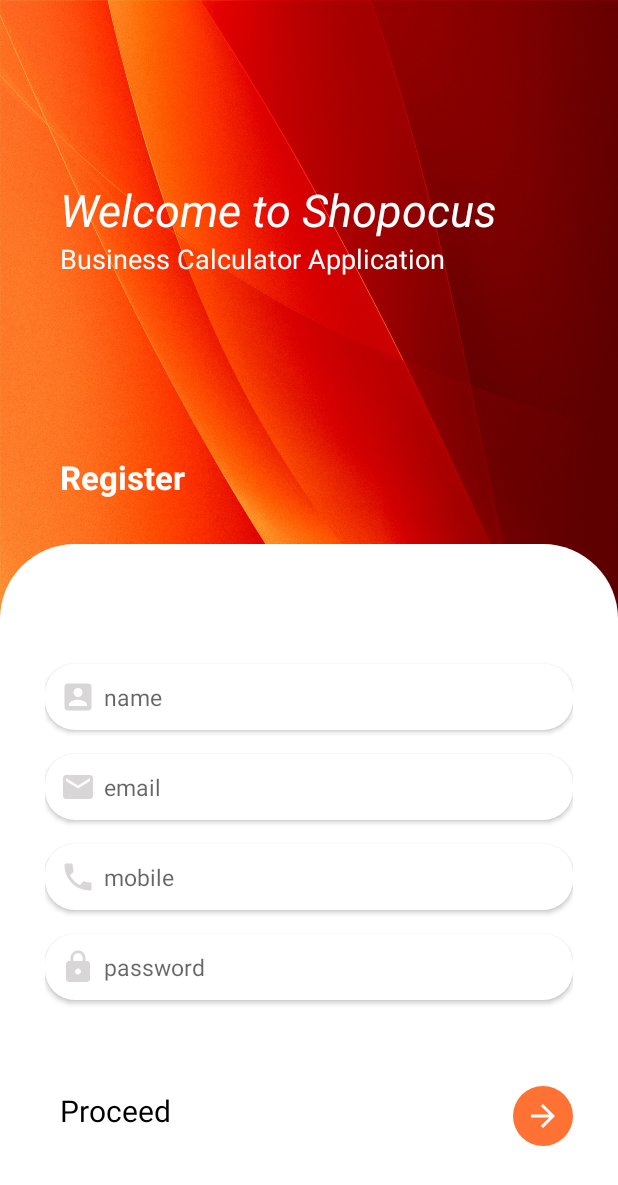
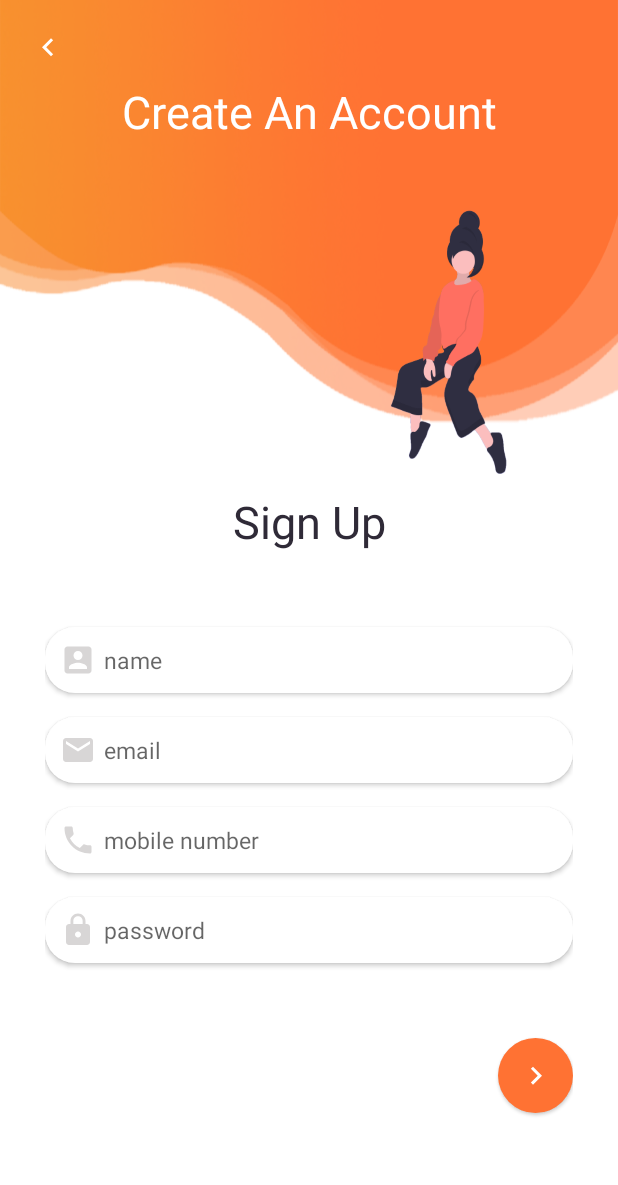
Before and after one commit to shopocus/ecommerce-calculator-app, an Android app: the RegistrationActivity screen opened directly, with no data from a screen before it, on a phone screen of 412 x 824 dp. Shown: the top 1185 px of the screen. Run offline under Robolectric (Android 15) with nearby library versions, the phone set to English and light mode, and no system bars.

Commit message:
layout design for registration page

```diff
--- a/app/src/main/java/com/ecommerce/calculator/activities/LoginActivity.java
+++ b/app/src/main/java/com/ecommerce/calculator/activities/LoginActivity.java
@@ -24,8 +24,6 @@ import retrofit2.Response;
 
 public class LoginActivity extends AppCompatActivity implements View.OnClickListener {
 
-    Window window;
-
     private EditText editTextEmail;
     private EditText editTextPassword;
 
@@ -33,11 +31,6 @@ public class LoginActivity extends AppCompatActivity implements View.OnClickList
     protected void onCreate(Bundle savedInstanceState) {
         super.onCreate(savedInstanceState);
         setContentView(R.layout.activity_login);
-
-        if(Build.VERSION.SDK_INT>=21){
-            window=this.getWindow();
-            window.setStatusBarColor(this.getResources().getColor(R.color.orange_theme));
-        }
 
         editTextEmail = findViewById(R.id.editTextEmail);
         editTextPassword = findViewById(R.id.editTextPassword);
--- a/app/src/main/res/layout/activity_login.xml
+++ b/app/src/main/res/layout/activity_login.xml
@@ -7,15 +7,6 @@
     android:layout_height="match_parent"
     android:background="@drawable/wavey5"
     tools:context=".activities.RegistrationActivity">
-
-   <!-- <ImageView
-        android:id="@+id/background"
-        android:layout_width="match_parent"
-        android:layout_height="240dp"
-        android:src="@drawable/homescreen3"
-        app:layout_constraintEnd_toEndOf="parent"
-        app:layout_constraintStart_toStartOf="parent"
-        app:layout_constraintTop_toTopOf="parent" />-->
 
     <ImageButton
         android:id="@+id/backGo"
@@ -52,14 +43,14 @@
         android:id="@+id/constraintLayout"
         android:layout_width="match_parent"
         android:layout_height="wrap_content"
-        android:layout_marginTop="16dp"
         android:padding="30dp"
+        app:layout_constraintBottom_toBottomOf="parent"
         app:layout_constraintEnd_toEndOf="parent"
         app:layout_constraintStart_toStartOf="parent"
         app:layout_constraintTop_toBottomOf="@+id/textView5">
 
         <TextView
-            android:id="@+id/login"
+            android:id="@+id/signUp"
             android:layout_width="match_parent"
             android:layout_height="wrap_content"
             android:gravity="center"
@@ -81,7 +72,7 @@
             android:inputType="textEmailAddress"
             android:padding="10dp"
             android:textSize="15sp"
-            app:layout_constraintTop_toBottomOf="@+id/login" />
+            app:layout_constraintTop_toBottomOf="@+id/signUp" />
 
 
         <EditText
@@ -109,7 +100,7 @@
             app:layout_constraintEnd_toEndOf="@+id/editTextPassword"
             app:layout_constraintTop_toBottomOf="@+id/editTextPassword" />
 
-       <!-- <TextView
+        <!-- <TextView
             android:id="@+id/buttonLogin"
             android:layout_width="match_parent"
             android:layout_height="wrap_content"
@@ -124,7 +115,7 @@
             app:layout_constraintBottom_toBottomOf="parent"
             app:layout_constraintEnd_toEndOf="parent"
             app:layout_constraintStart_toStartOf="parent"
-            app:layout_constraintTop_toBottomOf="@+id/forgetPassword" />-->
+            app:layout_constraintTop_toBottomOf="@+id/forgetPassword" />
 
         <TextView
             android:layout_width="wrap_content"
@@ -135,7 +126,7 @@
             android:layout_marginLeft="16dp"
             app:layout_constraintBottom_toBottomOf="@+id/buttonLogin"
             app:layout_constraintStart_toStartOf="@+id/editTextPassword"
-            app:layout_constraintTop_toTopOf="@+id/buttonLogin" />
+            app:layout_constraintTop_toTopOf="@+id/buttonLogin" />-->
 
         <ImageButton
             android:id="@+id/buttonLogin"
--- a/app/src/main/res/layout/activity_registration.xml
+++ b/app/src/main/res/layout/activity_registration.xml
@@ -5,83 +5,59 @@
     xmlns:tools="http://schemas.android.com/tools"
     android:layout_width="match_parent"
     android:layout_height="match_parent"
-    android:background="@drawable/background_design"
+    android:background="@drawable/wavey5"
     tools:context=".activities.RegistrationActivity">
 
-    <!--<ImageView
-        android:id="@+id/background"
-        android:layout_width="match_parent"
-        android:layout_height="257dp"
-        android:src="@drawable/background_design"
-        app:layout_constraintTop_toTopOf="parent" />-->
-
-
-    <!--<ImageView
-        android:id="@+id/logo"
-        android:layout_width="80dp"
-        android:layout_height="80dp"
-        android:src="@drawable/ic_profile"
-        app:layout_constraintBottom_toTopOf="@+id/sign_up"
-        app:layout_constraintEnd_toEndOf="parent"
-        app:layout_constraintStart_toStartOf="parent"
-        app:layout_constraintTop_toTopOf="@+id/background" />-->
-
-    <androidx.constraintlayout.widget.ConstraintLayout
-        android:id="@+id/constraintLayout3"
+    <ImageButton
+        android:id="@+id/backGo"
         android:layout_width="wrap_content"
         android:layout_height="wrap_content"
-        android:layout_marginLeft="40dp"
-        app:layout_constraintBottom_toTopOf="@+id/textView4"
-        app:layout_constraintStart_toStartOf="parent"
-        app:layout_constraintTop_toTopOf="parent">
-
-        <TextView
-            android:id="@+id/textView3"
-            android:layout_width="wrap_content"
-            android:layout_height="wrap_content"
-            android:text="Welcome to Shopocus"
-            android:textAppearance="@style/Base.TextAppearance.AppCompat.Headline"
-            android:textColor="@color/white"
-            android:textSize="30dp"
-            android:textStyle="italic"
-            app:layout_constraintEnd_toEndOf="parent"
+        android:background="@null"
+        android:src="@drawable/ic_keyboard_arrow_left"
+        android:layout_marginLeft="20dp"
+        android:layout_marginTop="20dp"
         app:layout_constraintStart_toStartOf="parent"
         app:layout_constraintTop_toTopOf="parent" />
 
     <TextView
+        android:id="@+id/heading"
         android:layout_width="wrap_content"
         android:layout_height="wrap_content"
-            android:text="Business Calculator Application"
+        android:text="Create An Account"
         android:textAppearance="@style/Base.TextAppearance.AppCompat.Headline"
         android:textColor="@color/white"
-            android:textSize="18dp"
-            app:layout_constraintStart_toStartOf="@+id/textView3"
-            app:layout_constraintTop_toBottomOf="@+id/textView3" />
-
-    </androidx.constraintlayout.widget.ConstraintLayout>
+        android:textSize="30sp"
+        android:layout_marginTop="10dp"
+        app:layout_constraintTop_toBottomOf="@+id/backGo"
+        app:layout_constraintStart_toStartOf="parent"
+        app:layout_constraintEnd_toEndOf="parent"/>
 
     <TextView
-        android:id="@+id/textView4"
-        android:layout_width="wrap_content"
+        android:id="@+id/textView5"
+        android:layout_width="match_parent"
         android:layout_height="wrap_content"
-        android:layout_marginBottom="30dp"
-        android:text="Register"
-        android:textStyle="bold"
-        android:textAppearance="@style/Base.TextAppearance.AppCompat.Headline"
-        android:textColor="@color/white"
-        android:textSize="22dp"
-        app:layout_constraintBottom_toTopOf="@+id/constraintLayout"
-        app:layout_constraintStart_toStartOf="@+id/constraintLayout3" />
+        android:layout_marginTop="250dp"
+        app:layout_constraintTop_toTopOf="parent" />
 
     <androidx.constraintlayout.widget.ConstraintLayout
         android:id="@+id/constraintLayout"
         android:layout_width="match_parent"
         android:layout_height="wrap_content"
-        android:background="@drawable/title_box"
         android:padding="30dp"
         app:layout_constraintBottom_toBottomOf="parent"
         app:layout_constraintEnd_toEndOf="parent"
-        app:layout_constraintStart_toStartOf="parent">
+        app:layout_constraintStart_toStartOf="parent"
+        app:layout_constraintTop_toBottomOf="@+id/textView5">
+
+        <TextView
+            android:id="@+id/signUp"
+            android:layout_width="match_parent"
+            android:layout_height="wrap_content"
+            android:gravity="center"
+            android:text="Sign Up"
+            android:textColor="@color/main_headings"
+            android:textSize="30sp"
+            app:layout_constraintTop_toTopOf="parent" />
 
         <EditText
             android:id="@+id/editTextName"
@@ -93,10 +69,10 @@
             android:drawablePadding="5dp"
             android:elevation="2dp"
             android:hint="name"
-            android:inputType="textPersonName"
+            android:inputType="text"
             android:padding="10dp"
             android:textSize="15sp"
-            app:layout_constraintTop_toTopOf="parent" />
+            app:layout_constraintTop_toBottomOf="@+id/signUp" />
 
         <EditText
             android:id="@+id/editTextEmail"
@@ -122,12 +98,13 @@
             android:drawableLeft="@drawable/ic_call_black_24dp"
             android:drawablePadding="5dp"
             android:elevation="2dp"
-            android:hint="mobile"
+            android:hint="mobile number"
             android:inputType="number"
             android:maxLength="10"
             android:padding="10dp"
             android:textSize="15sp"
             app:layout_constraintTop_toBottomOf="@+id/editTextEmail" />
+
 
         <EditText
             android:id="@+id/editTextPassword"
@@ -144,91 +121,51 @@
             android:textSize="15sp"
             app:layout_constraintTop_toBottomOf="@+id/editTextMobile" />
 
+        <!-- <TextView
+             android:id="@+id/buttonLogin"
+             android:layout_width="match_parent"
+             android:layout_height="wrap_content"
+             android:layout_marginTop="50dp"
+             android:background="@drawable/button_background"
+             android:gravity="center"
+             android:padding="10dp"
+             android:text="Login"
+             android:textAllCaps="false"
+             android:textColor="@color/white"
+             android:textSize="15sp"
+             app:layout_constraintBottom_toBottomOf="parent"
+             app:layout_constraintEnd_toEndOf="parent"
+             app:layout_constraintStart_toStartOf="parent"
+             app:layout_constraintTop_toBottomOf="@+id/forgetPassword" />
+
          <TextView
-            android:id="@+id/register"
              android:layout_width="wrap_content"
              android:layout_height="wrap_content"
+             android:text="Login"
+             android:textColor="@color/orange_theme"
+             android:textSize="20sp"
+             android:layout_marginLeft="16dp"
+             app:layout_constraintBottom_toBottomOf="@+id/buttonLogin"
+             app:layout_constraintStart_toStartOf="@+id/editTextPassword"
+             app:layout_constraintTop_toTopOf="@+id/buttonLogin" />-->
+
+        <ImageButton
+            android:id="@+id/buttonSignUp"
+            android:layout_width="50dp"
+            android:layout_height="50dp"
             android:layout_marginTop="50dp"
-            android:layout_marginBottom="30dp"
-            android:padding="10dp"
-            android:text="Proceed"
-            android:textAllCaps="false"
-            android:textColor="@color/black"
-            android:textSize="20sp"
-            app:layout_constraintBottom_toBottomOf="parent"
-            app:layout_constraintStart_toStartOf="@+id/editTextPassword"
+            android:background="@drawable/circular_proceed_background"
+            android:elevation="1dp"
+            android:src="@drawable/ic_keyboard_arrow_right"
+            app:layout_constraintEnd_toEndOf="@+id/editTextPassword"
             app:layout_constraintTop_toBottomOf="@+id/editTextPassword" />
 
-        <!--<ImageView
-            android:id="@+id/imageView"
-            android:layout_width="50dp"
-            android:layout_height="50dp"
-            android:background="@drawable/circular_proceed_background"
-            app:layout_constraintBottom_toBottomOf="@+id/buttonSignUp"
-            app:layout_constraintEnd_toEndOf="@+id/editTextPassword" />-->
-
-        <androidx.constraintlayout.widget.ConstraintLayout
-            android:layout_width="wrap_content"
+        <TextView
+            android:layout_width="match_parent"
             android:layout_height="wrap_content"
-            app:layout_constraintBottom_toBottomOf="@+id/register"
-            app:layout_constraintEnd_toEndOf="@+id/editTextPassword">
-
-            <TextView
-                android:id="@+id/buttonSignUp"
-                android:layout_width="40dp"
-                android:layout_height="40dp"
-                android:background="@drawable/circular_proceed_background"
-                app:layout_constraintStart_toStartOf="parent"
-                app:layout_constraintEnd_toEndOf="parent"
-                app:layout_constraintTop_toTopOf="parent"
-                app:layout_constraintBottom_toBottomOf="parent" />
-
-            <ImageView
-                android:layout_width="wrap_content"
-                android:layout_height="wrap_content"
-                android:src="@drawable/ic_arrow_forward"
-                app:layout_constraintStart_toStartOf="parent"
-                app:layout_constraintEnd_toEndOf="parent"
-                app:layout_constraintTop_toTopOf="parent"
-                app:layout_constraintBottom_toBottomOf="parent" />
-
-        </androidx.constraintlayout.widget.ConstraintLayout>
-
-
-        <!--<androidx.constraintlayout.widget.ConstraintLayout
-            android:id="@+id/constraintLayout2"
-            android:layout_width="wrap_content"
-            android:layout_height="wrap_content"
-            android:layout_marginBottom="16dp"
+            android:layout_marginTop="5dp"
             app:layout_constraintBottom_toBottomOf="parent"
-            app:layout_constraintEnd_toEndOf="parent"
-            app:layout_constraintStart_toStartOf="parent">
-
-            <TextView
-                android:id="@+id/textView"
-                android:layout_width="wrap_content"
-                android:layout_height="wrap_content"
-                android:text="Already a Member?"
-                android:textAppearance="@style/Base.TextAppearance.AppCompat.Medium"
-                android:textColor="@color/colorBase"
-                android:textSize="15sp"
-                app:layout_constraintStart_toStartOf="parent"
-                tools:ignore="MissingConstraints" />
-
-            <TextView
-                android:id="@+id/textViewLogin"
-                android:layout_width="wrap_content"
-                android:layout_height="wrap_content"
-                android:layout_marginLeft="10dp"
-                android:text="Login"
-                android:textAppearance="@style/Base.TextAppearance.AppCompat.Medium"
-                android:textColor="@color/colorPrimary"
-                android:textSize="15sp"
-                app:layout_constraintEnd_toEndOf="parent"
-                app:layout_constraintStart_toEndOf="@+id/textView"
-                tools:ignore="MissingConstraints" />
-
-        </androidx.constraintlayout.widget.ConstraintLayout>-->
+            app:layout_constraintTop_toBottomOf="@+id/buttonSignUp" />
 
     </androidx.constraintlayout.widget.ConstraintLayout>
 
--- a/app/src/main/res/values/colors.xml
+++ b/app/src/main/res/values/colors.xml
@@ -1,6 +1,6 @@
 <?xml version="1.0" encoding="utf-8"?>
 <resources>
-    <color name="colorPrimaryDark">#EF4223</color>
+    <color name="colorPrimaryDark">#ff7233</color>
     <color name="colorPrimary">#F68716</color>
     <color name="colorAccent">#F7932E</color>
     <color name="colorBase">#D8D6D6</color>
```
Lines whose indentation alone changed are shown as unchanged.
